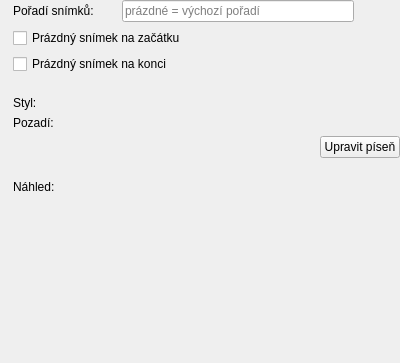
The window that src/presentation/native/presentationpropertieswidget_song.ui (CZDanol/StrawLumen) describes before a commit, drawn with Qt 5.
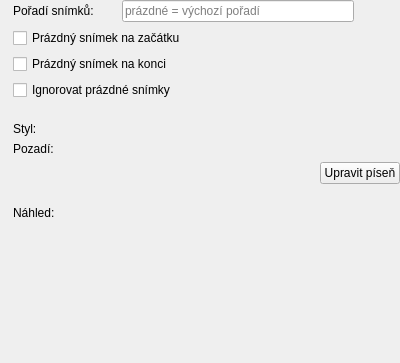
The same window after the commit. Icons and pictures are not drawn. Custom widgets are drawn as their Qt base class.

```diff
--- a/src/presentation/native/presentationpropertieswidget_song.ui
+++ b/src/presentation/native/presentationpropertieswidget_song.ui
@@ -32,7 +32,7 @@
    <property name="bottomMargin">
     <number>0</number>
    </property>
-   <item row="4" column="3">
+   <item row="5" column="3">
     <widget class="StyleSelectionWidget" name="wgtStyle" native="true">
      <property name="sizePolicy">
       <sizepolicy hsizetype="Expanding" vsizetype="Preferred">
@@ -45,7 +45,66 @@
      </property>
     </widget>
    </item>
-   <item row="6" column="0" colspan="4">
+   <item row="10" column="0" colspan="4">
+    <widget class="PresentationStylePreviewWidget" name="wgtStylePreview" native="true">
+     <property name="sizePolicy">
+      <sizepolicy hsizetype="Preferred" vsizetype="Expanding">
+       <horstretch>0</horstretch>
+       <verstretch>0</verstretch>
+      </sizepolicy>
+     </property>
+     <property name="minimumSize">
+      <size>
+       <width>0</width>
+       <height>128</height>
+      </size>
+     </property>
+    </widget>
+   </item>
+   <item row="6" column="3">
+    <widget class="PresentationBackgroundSelectionWidget" name="wgtBackground" native="true">
+     <property name="sizePolicy">
+      <sizepolicy hsizetype="Expanding" vsizetype="Preferred">
+       <horstretch>0</horstretch>
+       <verstretch>0</verstretch>
+      </sizepolicy>
+     </property>
+     <property name="focusPolicy">
+      <enum>Qt::StrongFocus</enum>
+     </property>
+    </widget>
+   </item>
+   <item row="2" column="1" colspan="3">
+    <widget class="QCheckBox" name="cbEmptySlideAfter">
+     <property name="text">
+      <string>Prázdný snímek na konci</string>
+     </property>
+    </widget>
+   </item>
+   <item row="1" column="0">
+    <widget class="QLabel" name="label_7">
+     <property name="pixmap">
+      <pixmap resource="../../../res/resources.qrc">:/icons/16/Sign Out_16px.png</pixmap>
+     </property>
+    </widget>
+   </item>
+   <item row="8" column="1">
+    <spacer name="verticalSpacer_2">
+     <property name="orientation">
+      <enum>Qt::Vertical</enum>
+     </property>
+     <property name="sizeType">
+      <enum>QSizePolicy::Fixed</enum>
+     </property>
+     <property name="sizeHint" stdset="0">
+      <size>
+       <width>20</width>
+       <height>16</height>
+      </size>
+     </property>
+    </spacer>
+   </item>
+   <item row="7" column="0" colspan="4">
     <layout class="QHBoxLayout" name="horizontalLayout_2">
      <item>
       <spacer name="horizontalSpacer_2">
@@ -73,44 +132,8 @@
      </item>
     </layout>
    </item>
-   <item row="5" column="3">
-    <widget class="PresentationBackgroundSelectionWidget" name="wgtBackground" native="true">
-     <property name="sizePolicy">
-      <sizepolicy hsizetype="Expanding" vsizetype="Preferred">
-       <horstretch>0</horstretch>
-       <verstretch>0</verstretch>
-      </sizepolicy>
-     </property>
-     <property name="focusPolicy">
-      <enum>Qt::StrongFocus</enum>
-     </property>
-    </widget>
-   </item>
-   <item row="7" column="1">
-    <spacer name="verticalSpacer_2">
-     <property name="orientation">
-      <enum>Qt::Vertical</enum>
-     </property>
-     <property name="sizeType">
-      <enum>QSizePolicy::Fixed</enum>
-     </property>
-     <property name="sizeHint" stdset="0">
-      <size>
-       <width>20</width>
-       <height>16</height>
-      </size>
-     </property>
-    </spacer>
-   </item>
-   <item row="2" column="1" colspan="3">
-    <widget class="QCheckBox" name="cbEmptySlideAfter">
-     <property name="text">
-      <string>Prázdný snímek na konci</string>
-     </property>
-    </widget>
-   </item>
-   <item row="1" column="0">
-    <widget class="QLabel" name="label_7">
+   <item row="0" column="0">
+    <widget class="QLabel" name="label_5">
      <property name="pixmap">
       <pixmap resource="../../../res/resources.qrc">:/icons/16/Sign Out_16px.png</pixmap>
      </property>
@@ -139,7 +162,14 @@
      </property>
     </spacer>
    </item>
-   <item row="3" column="1">
+   <item row="0" column="1">
+    <widget class="QLabel" name="label_6">
+     <property name="text">
+      <string>Pořadí snímků:</string>
+     </property>
+    </widget>
+   </item>
+   <item row="4" column="1">
     <spacer name="verticalSpacer">
      <property name="orientation">
       <enum>Qt::Vertical</enum>
@@ -162,34 +192,20 @@
      </property>
     </widget>
    </item>
-   <item row="0" column="0">
-    <widget class="QLabel" name="label_5">
-     <property name="pixmap">
-      <pixmap resource="../../../res/resources.qrc">:/icons/16/Mockup_16px.png</pixmap>
-     </property>
-    </widget>
-   </item>
-   <item row="0" column="1">
-    <widget class="QLabel" name="label_6">
-     <property name="text">
-      <string>Pořadí snímků:</string>
-     </property>
-    </widget>
-   </item>
-   <item row="5" column="1">
-    <widget class="QLabel" name="label_4">
-     <property name="text">
-      <string>Pozadí:</string>
-     </property>
-    </widget>
-   </item>
-   <item row="5" column="0">
+   <item row="6" column="0">
     <widget class="QLabel" name="label_3">
      <property name="pixmap">
       <pixmap resource="../../../res/resources.qrc">:/icons/16/Full Image_16px.png</pixmap>
      </property>
     </widget>
    </item>
+   <item row="6" column="1">
+    <widget class="QLabel" name="label_4">
+     <property name="text">
+      <string>Pozadí:</string>
+     </property>
+    </widget>
+   </item>
    <item row="0" column="3">
     <layout class="QHBoxLayout" name="horizontalLayout">
      <item>
@@ -212,61 +228,51 @@
      </item>
     </layout>
    </item>
-   <item row="4" column="1">
-    <widget class="QLabel" name="label_2">
-     <property name="text">
-      <string>Styl:</string>
-     </property>
-    </widget>
-   </item>
-   <item row="4" column="0">
+   <item row="5" column="0">
     <widget class="QLabel" name="label">
      <property name="pixmap">
       <pixmap resource="../../../res/resources.qrc">:/icons/16/Paint Palette_16px.png</pixmap>
      </property>
     </widget>
    </item>
-   <item row="9" column="0" colspan="4">
-    <widget class="PresentationStylePreviewWidget" name="wgtStylePreview" native="true">
-     <property name="sizePolicy">
-      <sizepolicy hsizetype="Preferred" vsizetype="Expanding">
-       <horstretch>0</horstretch>
-       <verstretch>0</verstretch>
-      </sizepolicy>
-     </property>
-     <property name="minimumSize">
-      <size>
-       <width>0</width>
-       <height>128</height>
-      </size>
-     </property>
-    </widget>
-   </item>
-   <item row="8" column="0">
+   <item row="9" column="0">
     <widget class="QLabel" name="label_10">
      <property name="pixmap">
       <pixmap resource="../../../res/resources.qrc">:/icons/16/Eye_16px.png</pixmap>
      </property>
     </widget>
    </item>
-   <item row="8" column="1" colspan="3">
+   <item row="9" column="1" colspan="3">
     <widget class="QLabel" name="label_9">
      <property name="text">
       <string>Náhled:</string>
      </property>
     </widget>
    </item>
+   <item row="5" column="1">
+    <widget class="QLabel" name="label_2">
+     <property name="text">
+      <string>Styl:</string>
+     </property>
+    </widget>
+   </item>
+   <item row="3" column="0">
+    <widget class="QLabel" name="label_11">
+     <property name="pixmap">
+      <pixmap resource="../../../res/resources.qrc">:/icons/16/Last_16px.png</pixmap>
+     </property>
+    </widget>
+   </item>
+   <item row="3" column="1" colspan="3">
+    <widget class="QCheckBox" name="cbIgnoreEmptySlides">
+     <property name="text">
+      <string>Ignorovat prázdné snímky</string>
+     </property>
+    </widget>
+   </item>
   </layout>
  </widget>
  <customwidgets>
-  <customwidget>
-   <class>WordCompletingLineEdit</class>
-   <extends>QLineEdit</extends>
-   <header>wgt/wordcompletinglineedit.h</header>
-   <slots>
-    <signal>sigFocused()</signal>
-   </slots>
-  </customwidget>
   <customwidget>
    <class>StyleSelectionWidget</class>
    <extends>QWidget</extends>
@@ -276,6 +282,12 @@
     <signal>sigPresentationStyleChangedByUser()</signal>
    </slots>
   </customwidget>
+  <customwidget>
+   <class>PresentationStylePreviewWidget</class>
+   <extends>QWidget</extends>
+   <header>wgt/presentationstylepreviewwidget.h</header>
+   <container>1</container>
+  </customwidget>
   <customwidget>
    <class>PresentationBackgroundSelectionWidget</class>
    <extends>QWidget</extends>
@@ -286,10 +298,12 @@
    </slots>
   </customwidget>
   <customwidget>
-   <class>PresentationStylePreviewWidget</class>
-   <extends>QWidget</extends>
-   <header>wgt/presentationstylepreviewwidget.h</header>
-   <container>1</container>
+   <class>WordCompletingLineEdit</class>
+   <extends>QLineEdit</extends>
+   <header>wgt/wordcompletinglineedit.h</header>
+   <slots>
+    <signal>sigFocused()</signal>
+   </slots>
   </customwidget>
  </customwidgets>
  <tabstops>
```
Left out of the diff: 16 changed lines with no effect on the pictures.
